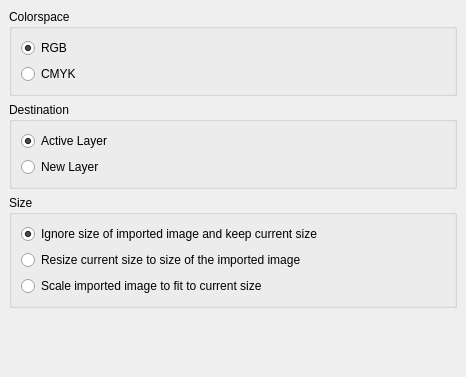
First picture: the form in krita/plugins/viewplugins/scripting/scripts/pilimport.ui, repository KDE/krita, before the edit.
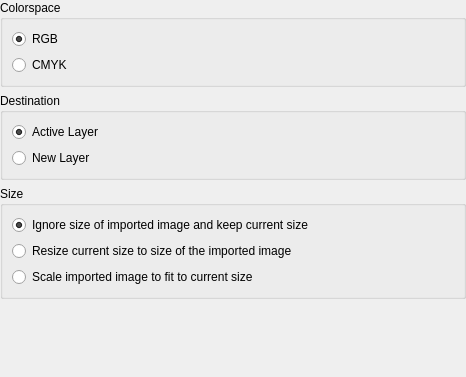
Second picture: the form after the edit.

Commit message: margin=0; SVN_SILENT

What changed in the file:
```diff
--- a/krita/plugins/viewplugins/scripting/scripts/pilimport.ui
+++ b/krita/plugins/viewplugins/scripting/scripts/pilimport.ui
@@ -14,7 +14,7 @@
   </property>
   <layout class="QHBoxLayout" >
    <property name="margin" >
-    <number>9</number>
+    <number>0</number>
    </property>
    <property name="spacing" >
     <number>6</number>
```
